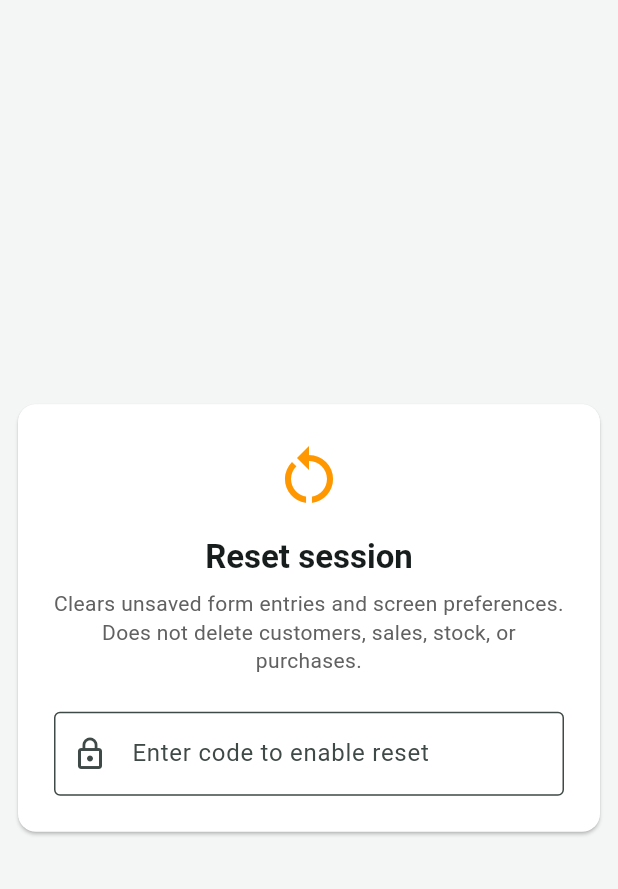
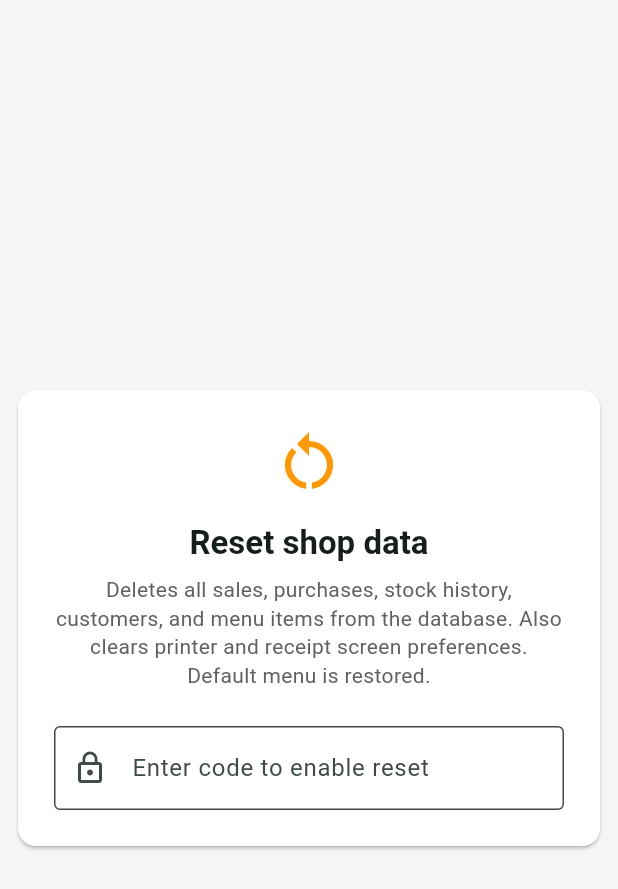
Before and after one commit to Vigneshwari116/hotelfood, a Flutter app: the ResetScreen screen opened directly, on a phone screen of 412 x 824 dp. Shown: the top 889 px of the screen. Run offline on Flutter 3.47's test engine with Material 3 defaults, Android fonts, the phone set to English and light mode, and no system bars; our stand-ins replace file_picker, fl_chart, image_picker, pdf, permission_handler, printing and 3 more; missing offline and left inert: esc_pos_utils_plus, mobile_scanner, print_bluetooth_thermal; accounts and stored records are empty; network calls fail; statements that could not run were skipped.

Commit message:
Reset deletes all sales and shop records from VPS database
Factory reset wipes sales, purchases, stock, customers, menu items,
and masters while keeping login users. Restores default menu CSV and
clears session preferences after wipe.

Co-authored-by: Vigneshwari116 <Vigneshwari116@users.noreply.github.com>

```diff
--- a/lib/screens/reset_screen.dart
+++ b/lib/screens/reset_screen.dart
@@ -35,11 +35,13 @@ class _ResetScreenState extends State<ResetScreen> {
     final confirmed = await showDialog<bool>(
       context: context,
       builder: (ctx) => AlertDialog(
-        title: const Text('Reset session?'),
+        title: const Text('Reset all shop data?'),
         content: const Text(
-          'This clears open forms and saved screen preferences '
-          '(printer choice, receipt header edits, etc.). '
-          'Customers, sales, stock, and other shop records are kept.',
+          'This permanently deletes every sale, purchase, stock record, '
+          'customer, menu item, and combo from the shop database '
+          '(including data on the VPS server). '
+          'Default menu items will be restored from the built-in list. '
+          'This cannot be undone.',
         ),
         actions: [
           TextButton(
@@ -59,7 +61,7 @@ class _ResetScreenState extends State<ResetScreen> {
     setState(() => _resetting = true);
 
     try {
-      await SessionResetService.clearSessionData();
+      await SessionResetService.clearAllShopData();
       _codeController.clear();
       widget.onSessionReset?.call();
 
@@ -67,7 +69,9 @@ class _ResetScreenState extends State<ResetScreen> {
 
       ScaffoldMessenger.of(context).showSnackBar(
         const SnackBar(
-          content: Text('Session cleared. Screens have been reset.'),
+          content: Text(
+            'All sales and records deleted. Shop data has been reset.',
+          ),
           backgroundColor: Colors.green,
         ),
       );
@@ -107,7 +111,7 @@ class _ResetScreenState extends State<ResetScreen> {
                     ),
                     const SizedBox(height: 16),
                     Text(
-                      'Reset session',
+                      'Reset shop data',
                       style: Theme.of(context).textTheme.titleLarge?.copyWith(
                             fontWeight: FontWeight.bold,
                           ),
@@ -115,8 +119,9 @@ class _ResetScreenState extends State<ResetScreen> {
                     ),
                     const SizedBox(height: 8),
                     Text(
-                      'Clears unsaved form entries and screen preferences. '
-                      'Does not delete customers, sales, stock, or purchases.',
+                      'Deletes all sales, purchases, stock history, customers, '
+                      'and menu items from the database. Also clears printer '
+                      'and receipt screen preferences. Default menu is restored.',
                       style: TextStyle(
                         color: Colors.grey.shade700,
                         height: 1.35,
```
Also changed, not shown: lib/services/repository.dart (+61 -0 lines), lib/services/session_reset_service.dart (+56 -2 lines).
